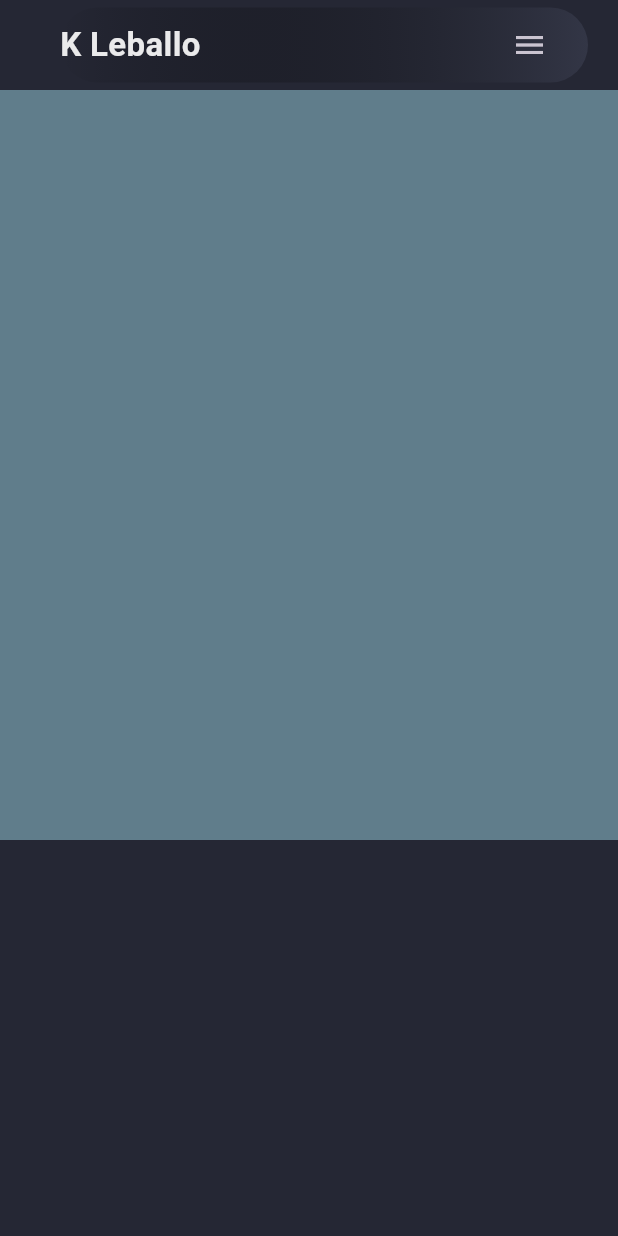
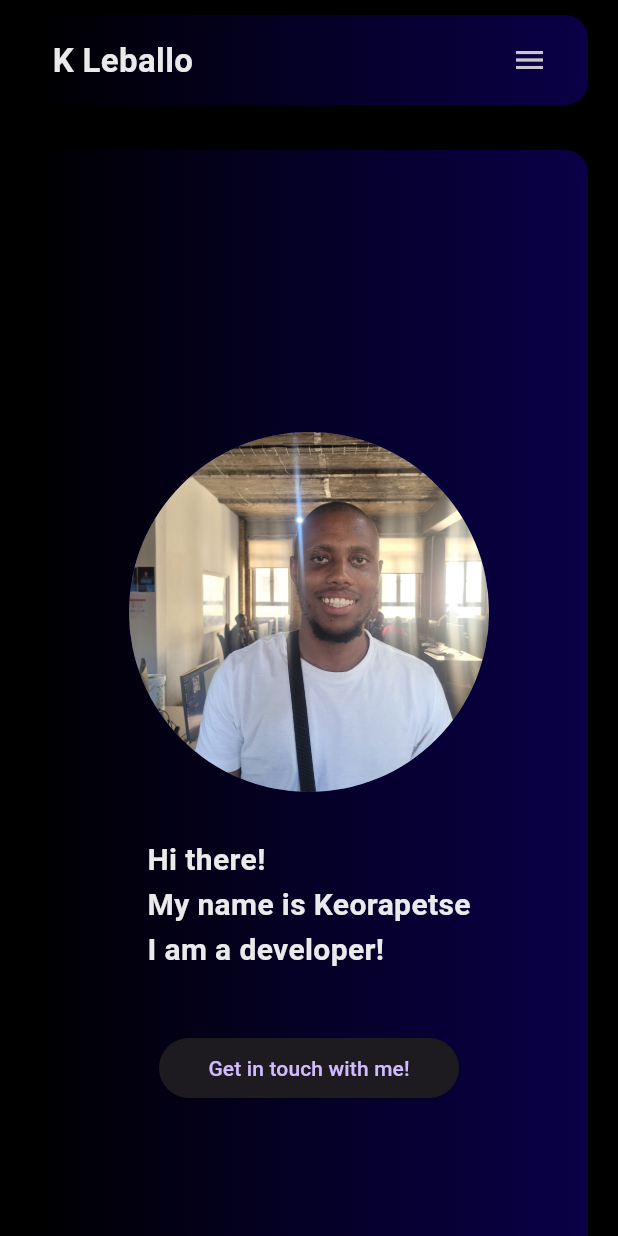
Before and after one commit to KeorapetseLeballo/portfolio, a Flutter app: the screen it shows after launch, on a phone screen of 412 x 824 dp. Run offline on Flutter 3.47's test engine with Material 3 defaults, Android fonts, the phone set to English and light mode, and no system bars.

```diff
--- a/portfolio/lib/constants/nav_items.dart
+++ b/portfolio/lib/constants/nav_items.dart
@@ -10,8 +10,8 @@ List<String> navTitles = [
 
 List<IconData> navIcons =[
   Icons.home,
-  Icons.android_outlined,
-  Icons.back_hand,
+  Icons.handyman_outlined,
+  Icons.apps,
   Icons.web,
   Icons.quick_contacts_mail,
 ];
--- a/portfolio/lib/pages/home_page.dart
+++ b/portfolio/lib/pages/home_page.dart
@@ -1,13 +1,12 @@
-import 'package:flutter/cupertino.dart';
+
 import 'package:flutter/material.dart';
-import 'package:flutter/rendering.dart';
-import 'package:flutter/widgets.dart';
 import 'package:portfolio/constants/colors.dart';
-import 'package:portfolio/constants/nav_items.dart';
 import 'package:portfolio/constants/size.dart';
 import 'package:portfolio/widgets/drawer_mobile.dart';
 import 'package:portfolio/widgets/header_desktop.dart';
 import 'package:portfolio/widgets/header_mobile.dart';
+import 'package:portfolio/widgets/main_desk.dart';
+import 'package:portfolio/widgets/main_mobile.dart';
 
 
 class HomePage extends StatefulWidget {
@@ -23,11 +22,16 @@ class _HomePageState extends State<HomePage> {
 
   @override
   Widget build(BuildContext context) {
+    // ignore: unused_local_variable
+    final screenSize = MediaQuery.of(context).size;
+    final screenWidth = screenSize.width;
+    // final screenHeight = screenSize.height;
+
     return  LayoutBuilder(
       builder: (context, constraints) {
         return Scaffold(
           key: _scaffoldKey,
-          backgroundColor: CustomColor.scafffoldBg,
+          backgroundColor: const Color.fromARGB(255, 0, 0, 0),
           endDrawer: constraints.maxWidth >= minDesktopWidth? null : const DrawerMobile(),
           body: ListView(
             scrollDirection: Axis.vertical,
@@ -41,11 +45,48 @@ class _HomePageState extends State<HomePage> {
                 _scaffoldKey.currentState?.openEndDrawer();
               },
              ),
+
+               if(constraints.maxWidth >= minDesktopWidth)
+               const MainDesk() else
+               const MainMobile(),
               //SKILLS
               Container(
-                height: 500,
-                width: double.maxFinite,
-                color: Colors.blueGrey,
+                width: screenWidth,
+                padding: const EdgeInsets.fromLTRB(25, 20, 25, 60),
+                color: const Color.fromARGB(219, 11, 0, 82),
+                child: Column(
+                  mainAxisSize: MainAxisSize.min,
+                  children: [
+                    //title
+                    Text("What I can do",
+                    style: TextStyle(
+                      fontSize: 24,
+                      fontWeight: FontWeight.bold,
+                      color: CustomColor.whitePrimary,
+                    ),
+                  ),
+                  //platforn
+                  Row(
+                    children: [
+                      //platforms
+                      Wrap(
+                        children: [
+                          Container(
+                            width: 200,
+                            decoration: BoxDecoration(
+                              color: Colors.blueGrey,
+                              borderRadius: BorderRadius.circular(5),
+                            ),
+                            child: ListTile(
+                              leading: Image.asset(""),
+                              title: Text(""),),
+                          )
+                        ],)
+                    ],),
+
+
+                  ],
+                ),
               ),
               //PROJECTS
               Container(
@@ -57,7 +98,7 @@ class _HomePageState extends State<HomePage> {
               Container(
                 height: 500,
                 width: double.maxFinite,
-                color: Colors.blueGrey,
+                color: const Color.fromARGB(219, 11, 0, 82),
               ),
               //FOOTER
               Container(
--- a/portfolio/lib/widgets/drawer_mobile.dart
+++ b/portfolio/lib/widgets/drawer_mobile.dart
@@ -8,7 +8,7 @@ class DrawerMobile extends StatelessWidget {
   @override
   Widget build(BuildContext context) {
     return Drawer(
-        backgroundColor: CustomColor.scafffoldBg,
+        backgroundColor: Colors.black,
         child: ListView(
           children: [
             Align(
--- a/portfolio/lib/widgets/header_mobile.dart
+++ b/portfolio/lib/widgets/header_mobile.dart
@@ -1,6 +1,5 @@
 import 'package:flutter/material.dart';
 import 'package:portfolio/widgets/site_logo.dart';
-import 'package:portfolio/styles/style.dart';
 
 class HeaderMobile extends StatelessWidget {
   const HeaderMobile({super.key, this.onLogoTap, this.onMenuTap});
@@ -9,9 +8,19 @@ class HeaderMobile extends StatelessWidget {
   @override
   Widget build(BuildContext context) {
     return  Container(
-            height: 50.0,
-            margin: const EdgeInsets.fromLTRB(40, 5, 20, 5),
-            decoration: kHeaderDecoration,
+            height: 60.0,
+            margin: const EdgeInsets.symmetric(
+              vertical: 10.0,
+              horizontal: 20.0),
+            width: double.maxFinite,
+            decoration: const BoxDecoration(
+              borderRadius: BorderRadius.horizontal(
+                right: Radius.elliptical(15.0,15.0),
+                left: Radius.elliptical(15, 15.0)),
+              gradient: LinearGradient(colors: [
+                Colors.black,
+                Color.fromARGB(219, 11, 0, 82)])
+            ),
             child: Row(
               children: [
                 SiteLogo(onTap: onLogoTap,
--- /dev/null
+++ b/portfolio/lib/widgets/main_mobile.dart
@@ -0,0 +1,59 @@
+import 'package:flutter/material.dart';
+import 'package:portfolio/constants/colors.dart';
+
+class MainMobile extends StatelessWidget {
+  const MainMobile({super.key});
+
+  @override
+  Widget build(BuildContext context) {
+    final screenSize = MediaQuery.of(context).size;
+    // ignore: unused_local_variable
+    final screenWidth = screenSize.width;
+    final screenHeight = screenSize.height;
+
+    return  Container(
+                margin: const EdgeInsets.symmetric(
+                  horizontal: 20.0,
+                  vertical: 20.0,
+                ),
+                height: screenHeight,
+                constraints: const BoxConstraints(
+                  minHeight: 560.0,),
+                decoration: const BoxDecoration(
+                  borderRadius: BorderRadius.all(Radius.circular(15)),
+                  gradient: LinearGradient(
+                    colors: [Colors.black, Color.fromARGB(219, 11, 0, 82)]
+                    )
+                ),
+                child: Column(
+                    mainAxisAlignment: MainAxisAlignment.center,
+                    crossAxisAlignment: CrossAxisAlignment.center,
+                    children: [
+                      //Avater
+                      const CircleAvatar(
+                        backgroundImage: AssetImage("assets/portfolioimage.jpg"),
+                        radius: 120,
+                      ),
+                      const SizedBox(height: 30,),
+                      //intro
+                      const Text(
+                          "Hi there!\nMy name is Keorapetse\nI am a developer!",
+                          style: TextStyle(
+                            fontSize: 20.0,
+                            fontWeight: FontWeight.bold,
+                            color: CustomColor.whitePrimary,
+                            height: 1.5,
+                          ),
+                        ),
+
+                      //btn
+                      const SizedBox(height: 40),
+                        SizedBox(
+                          width: 200,
+                          child: ElevatedButton(onPressed: () {},
+                          child: const Text("Get in touch with me!"), ))
+                    ],
+                  ),
+              );
+  }
+}
--- a/portfolio/lib/widgets/site_logo.dart
+++ b/portfolio/lib/widgets/site_logo.dart
@@ -8,12 +8,15 @@ class SiteLogo extends StatelessWidget {
   Widget build(BuildContext context) {
     return  GestureDetector(
                   onTap: onTap,
-                  child: const Text("K Leballo", style: TextStyle(
-                    fontSize: 22,
-                    fontWeight: FontWeight.bold,
-                    color: CustomColor.whitePrimary
+                  child: const Padding(
+                    padding: EdgeInsets.all(15.0),
+                    child: Text("K Leballo", style: TextStyle(
+                      fontSize: 22,
+                      fontWeight: FontWeight.bold,
+                      color: CustomColor.whitePrimary
+                    ),
+                                    ),
                   ),
-                ),
               );
   }
 }
--- a/portfolio/pubspec.yaml
+++ b/portfolio/pubspec.yaml
@@ -59,9 +59,9 @@ flutter:
   uses-material-design: true
 
   # To add assets to your application, add an assets section, like this:
-  # assets:
-  #   - images/a_dot_burr.jpeg
-  #   - images/a_dot_ham.jpeg
+  assets:
+    - assets/
+    # - images/a_dot_ham.jpeg
 
   # An image asset can refer to one or more resolution-specific "variants", see
   # https://flutter.dev/assets-and-images/#resolution-aware
```
Also changed, not shown: portfolio/lib/constants/skill_items.dart (added, +37 -0 lines), portfolio/lib/widgets/header_desktop.dart (+8 -0 lines), portfolio/lib/widgets/main_desk.dart (added, +55 -0 lines), portfolio/assets/cplus.png (added), portfolio/assets/dart.png (added), portfolio/assets/flutter.jpg (added), portfolio/assets/html.png (added), portfolio/assets/java.png (added), portfolio/assets/portfolioimage.jpg (added), portfolio/assets/python.png (added), portfolio/assets/web.png (added), portfolio/assets/word.png (added).
